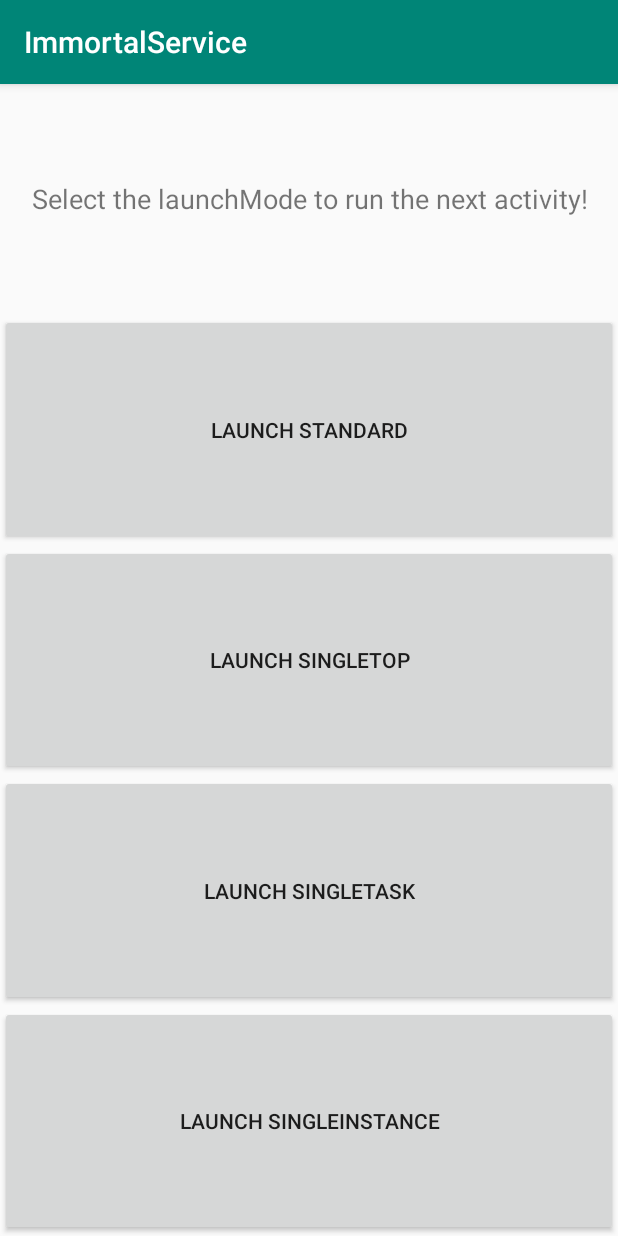
After one commit to edinofricaniago/ImmortalService, an Android app: the SplashActivity screen opened directly, with no data from a screen before it, on a phone screen of 412 x 824 dp. The commit adds this screen. Run offline under Robolectric (Android 15) with nearby library versions, the phone set to English and light mode, and no system bars.

```diff
--- /dev/null
+++ b/app/src/main/java/com/tbalogh/immortalservice/SplashActivity.kt
@@ -0,0 +1,38 @@
+package com.tbalogh.immortalservice
+
+import android.content.Intent
+import android.content.Intent.FLAG_ACTIVITY_NEW_TASK
+import android.content.Intent.FLAG_ACTIVITY_SINGLE_TOP
+import android.os.Bundle
+import android.support.v7.app.AppCompatActivity
+import android.widget.Toast
+import kotlinx.android.synthetic.main.activity_splash.*
+
+class SplashActivity : AppCompatActivity() {
+    override fun onCreate(savedInstanceState: Bundle?) {
+        super.onCreate(savedInstanceState)
+        setContentView(R.layout.activity_splash)
+
+        launchStandard.setOnClickListener {
+            Intent(this, MainActivity::class.java).also { intent ->
+                startActivity(intent)
+            }
+        }
+        launchSingleTop.setOnClickListener {
+            Intent(this, MainActivity::class.java).also { intent ->
+                    intent.addFlags(FLAG_ACTIVITY_SINGLE_TOP)
+                startActivity(intent)
+            }
+        }
+        launchSingleTask.setOnClickListener {
+            Intent(this, MainActivity::class.java).also { intent ->
+                intent.addFlags(FLAG_ACTIVITY_NEW_TASK)
+                startActivity(intent)
+            }
+        }
+
+        launchSingleInstance.setOnClickListener {
+            Toast.makeText(this@SplashActivity, "Not implemented", Toast.LENGTH_LONG).show()
+        }
+    }
+}
--- /dev/null
+++ b/app/src/main/res/layout/activity_splash.xml
@@ -0,0 +1,50 @@
+<?xml version="1.0" encoding="utf-8"?>
+<android.support.constraint.ConstraintLayout xmlns:android="http://schemas.android.com/apk/res/android"
+                                             xmlns:app="http://schemas.android.com/apk/res-auto"
+                                             xmlns:tools="http://schemas.android.com/tools"
+                                             android:layout_width="match_parent"
+                                             android:layout_height="match_parent">
+
+    <TextView
+            android:text="Select the launchMode to run the next activity!"
+            android:gravity="center"
+            android:layout_width="0dp"
+            android:layout_height="0dp"
+            app:layout_constraintStart_toStartOf="parent" app:layout_constraintEnd_toEndOf="parent"
+            android:id="@+id/textView2" app:layout_constraintTop_toTopOf="parent"
+            app:layout_constraintHorizontal_bias="0.5" app:layout_constraintBottom_toTopOf="@+id/launchStandard"
+            android:textSize="18sp"/>
+
+    <Button
+            android:text="Launch standard"
+            android:layout_width="0dp"
+            android:layout_height="0dp"
+            android:id="@+id/launchStandard" app:layout_constraintStart_toStartOf="parent"
+            app:layout_constraintHorizontal_bias="0.5" app:layout_constraintEnd_toEndOf="parent"
+            app:layout_constraintTop_toBottomOf="@+id/textView2" app:layout_constraintBottom_toTopOf="@+id/launchSingleTop"/>
+    <Button
+            android:text="Launch SingleTop"
+            android:layout_width="0dp"
+            android:layout_height="0dp"
+            android:id="@+id/launchSingleTop"
+            app:layout_constraintStart_toStartOf="parent" app:layout_constraintHorizontal_bias="0.5"
+            app:layout_constraintEnd_toEndOf="parent" app:layout_constraintTop_toBottomOf="@+id/launchStandard"
+            app:layout_constraintBottom_toTopOf="@+id/launchSingleTask"/>
+    <Button
+            android:text="Launch singleinstance"
+            android:layout_width="0dp"
+            android:layout_height="0dp"
+            android:id="@+id/launchSingleInstance"
+            app:layout_constraintStart_toStartOf="parent" app:layout_constraintHorizontal_bias="0.5"
+            app:layout_constraintEnd_toEndOf="parent" app:layout_constraintBottom_toBottomOf="parent"
+            app:layout_constraintTop_toBottomOf="@+id/launchSingleTask"/>
+    <Button
+            android:text="Launch SingleTask"
+            android:layout_width="0dp"
+            android:layout_height="0dp"
+            android:id="@+id/launchSingleTask"
+            app:layout_constraintStart_toStartOf="parent" app:layout_constraintHorizontal_bias="0.5"
+            app:layout_constraintEnd_toEndOf="parent" app:layout_constraintTop_toBottomOf="@+id/launchSingleTop"
+            app:layout_constraintBottom_toTopOf="@+id/launchSingleInstance"/>
+
+</android.support.constraint.ConstraintLayout>
```
Also changed, not shown: app/src/main/AndroidManifest.xml (+12 -6 lines), app/src/main/java/com/tbalogh/immortalservice/ImmortalApp.kt (+37 -15 lines), app/src/main/java/com/tbalogh/immortalservice/MainActivity.kt (+8 -14 lines), 1 other file.
